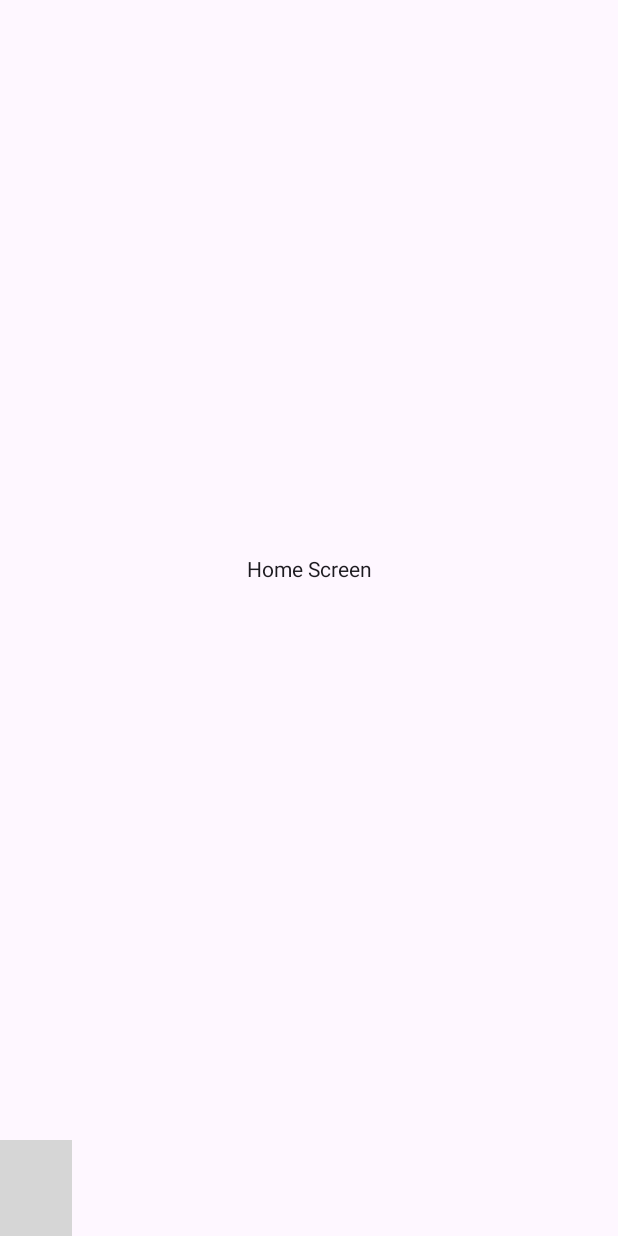
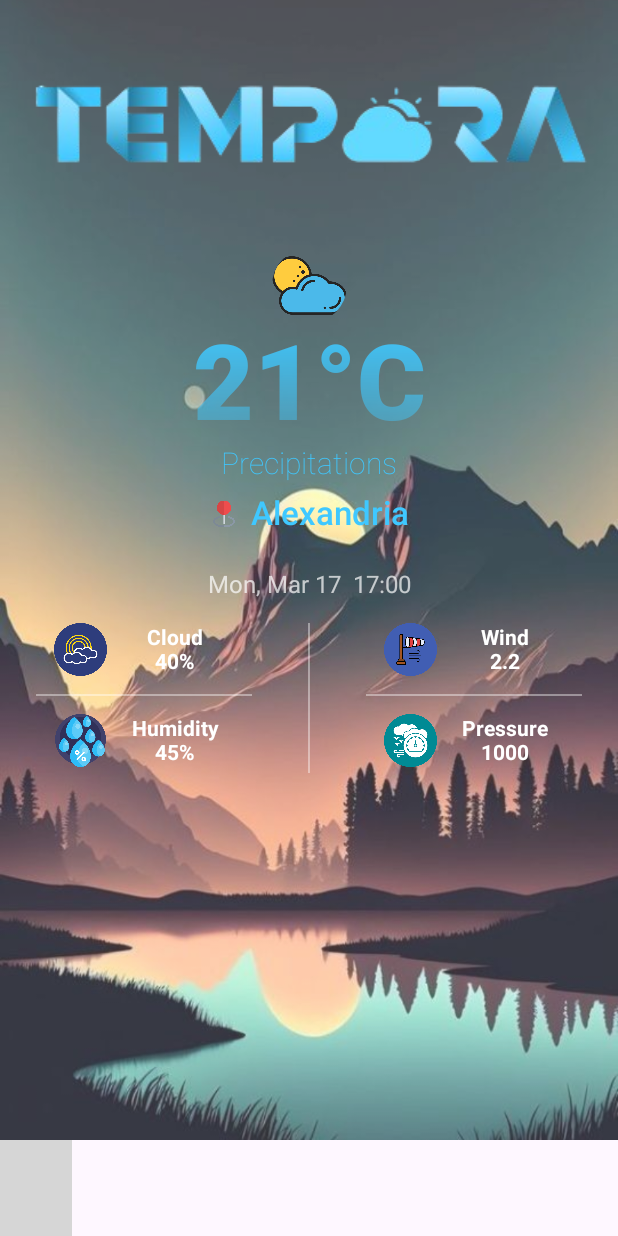
Before and after one commit to AdhamMohamed22/Tempora-Weather-Mobile-Application, an Android app built with Jetpack Compose: the screen it shows after launch (MainActivity), on a phone screen of 412 x 824 dp. Run offline under Robolectric (Android 15) with nearby library versions, the phone set to English and light mode, and no system bars; libraries missing offline, so code that uses them is left out: com.exyte.animatednavbar; 2 statements that could not run were skipped; grey boxes are pictures that could not be loaded.

Commit message:
HomeScreen UI Part 1

```diff
--- a/app/build.gradle.kts
+++ b/app/build.gradle.kts
@@ -50,6 +50,7 @@ dependencies {
     implementation(libs.androidx.ui.tooling.preview)
     implementation(libs.androidx.material3)
     implementation(libs.androidx.runtime.livedata)
+    implementation(libs.androidx.constraintlayout)
     testImplementation(libs.junit)
     androidTestImplementation(libs.androidx.junit)
     androidTestImplementation(libs.androidx.espresso.core)
@@ -58,6 +59,8 @@ dependencies {
     debugImplementation(libs.androidx.ui.tooling)
     debugImplementation(libs.androidx.ui.test.manifest)
 
+    //ConstrainLayout Compose
+    implementation ("androidx.constraintlayout:constraintlayout-compose:1.0.1")
     //Lottie
     implementation("com.airbnb.android:lottie-compose:6.1.0")
     //Animated Navigation Bar
--- a/app/src/main/java/com/example/tempora/MainActivity.kt
+++ b/app/src/main/java/com/example/tempora/MainActivity.kt
@@ -94,7 +94,7 @@ fun MainScreen() {
                             tint = if (selectedIndex == item.ordinal)
                                 colorResource(R.color.white)
                             else
-                                Color.LightGray
+                                colorResource(R.color.secondaryColor)
                         )
                     }
                 }
--- a/app/src/main/java/com/example/tempora/composables/home/HomeScreen.kt
+++ b/app/src/main/java/com/example/tempora/composables/home/HomeScreen.kt
@@ -1,18 +1,33 @@
 package com.example.tempora.composables.home
 
-import androidx.compose.foundation.layout.Arrangement
+import androidx.compose.foundation.Image
+import androidx.compose.foundation.layout.Box
 import androidx.compose.foundation.layout.Column
+import androidx.compose.foundation.layout.Spacer
 import androidx.compose.foundation.layout.fillMaxSize
-import androidx.compose.material3.Text
+import androidx.compose.foundation.layout.height
 import androidx.compose.runtime.Composable
 import androidx.compose.ui.Alignment
 import androidx.compose.ui.Modifier
-import androidx.lifecycle.ViewModelProvider
+import androidx.compose.ui.graphics.graphicsLayer
+import androidx.compose.ui.layout.ContentScale
+import androidx.compose.ui.res.painterResource
+import androidx.compose.ui.tooling.preview.Preview
+import androidx.compose.ui.unit.dp
 import androidx.lifecycle.viewmodel.compose.viewModel
+import com.example.tempora.R
+import com.example.tempora.composables.home.components.City
+import com.example.tempora.composables.home.components.IconWeatherStatus
+import com.example.tempora.composables.home.components.Logo
+import com.example.tempora.composables.home.components.TemperatureDegree
+import com.example.tempora.composables.home.components.WeatherDescription
+import com.example.tempora.composables.home.components.WeatherDetails
 import com.example.tempora.data.remote.RetrofitHelper
 import com.example.tempora.data.remote.WeatherRemoteDataSource
 import com.example.tempora.data.repository.Repository
 
+
+@Preview
 @Composable
 fun HomeScreen(){
 
@@ -23,11 +38,29 @@ fun HomeScreen(){
     val viewModel: HomeScreenViewModel = viewModel(factory = currentWeatherFactory)
     viewModel.getCurrentWeather()
 
-    Column(
-        modifier = Modifier.fillMaxSize(),
-        horizontalAlignment = Alignment.CenterHorizontally,
-        verticalArrangement = Arrangement.Center
-    ){
-        Text(text = "Home Screen")
+    Box(modifier = Modifier.fillMaxSize())
+    {
+        // Background Image
+        Image(
+            painter = painterResource(id = R.drawable.background),
+            contentDescription = "HomeScreen Background",
+            contentScale = ContentScale.Crop,
+            modifier = Modifier.fillMaxSize().graphicsLayer(alpha = 0.8f)
+        )
+        // Foreground UI elements
+        Column(
+            modifier = Modifier.fillMaxSize(),
+            horizontalAlignment = Alignment.CenterHorizontally
+        ) {
+            Logo()
+            Spacer(modifier = Modifier.height(8.dp))
+            IconWeatherStatus()
+            TemperatureDegree()
+            WeatherDescription()
+            Spacer(modifier = Modifier.height(8.dp))
+            City()
+            Spacer(modifier = Modifier.height(24.dp))
+            WeatherDetails(40, 45, "2.2", "1000", "Mon, Mar 17  17:00")
+        }
     }
 }
--- /dev/null
+++ b/app/src/main/java/com/example/tempora/composables/home/components/City.kt
@@ -0,0 +1,43 @@
+package com.example.tempora.composables.home.components
+
+import androidx.compose.foundation.Image
+import androidx.compose.foundation.layout.Arrangement
+import androidx.compose.foundation.layout.Column
+import androidx.compose.foundation.layout.Row
+import androidx.compose.foundation.layout.fillMaxWidth
+import androidx.compose.foundation.layout.height
+import androidx.compose.material3.MaterialTheme
+import androidx.compose.material3.Text
+import androidx.compose.runtime.Composable
+import androidx.compose.ui.Alignment
+import androidx.compose.ui.Modifier
+import androidx.compose.ui.layout.ContentScale
+import androidx.compose.ui.res.colorResource
+import androidx.compose.ui.res.painterResource
+import androidx.compose.ui.text.font.FontWeight
+import androidx.compose.ui.tooling.preview.Preview
+import androidx.compose.ui.unit.dp
+import com.example.tempora.R
+
+
+@Preview
+@Composable
+fun City(location: String = "Alexandria") {
+    Row(
+        horizontalArrangement = Arrangement.spacedBy(8.dp),
+        verticalAlignment = Alignment.CenterVertically
+    ) {
+        Image(
+            painter = painterResource(id = R.drawable.location_pin),
+            contentDescription = null,
+            modifier = Modifier.height(20.dp),
+            contentScale = ContentScale.FillHeight
+        )
+        Text(
+            text = location,
+            style = MaterialTheme.typography.titleLarge,
+            color = colorResource(R.color.primaryColor),
+            fontWeight = FontWeight.Medium
+        )
+    }
+}
--- /dev/null
+++ b/app/src/main/java/com/example/tempora/composables/home/components/IconWeatherStatus.kt
@@ -0,0 +1,26 @@
+package com.example.tempora.composables.home.components
+
+import androidx.compose.foundation.Image
+import androidx.compose.foundation.layout.size
+import androidx.compose.foundation.shape.CircleShape
+import androidx.compose.runtime.Composable
+import androidx.compose.ui.Modifier
+import androidx.compose.ui.draw.clip
+import androidx.compose.ui.layout.ContentScale
+import androidx.compose.ui.res.painterResource
+import androidx.compose.ui.tooling.preview.Preview
+import androidx.compose.ui.unit.dp
+import com.example.tempora.R
+
+@Preview
+@Composable
+fun IconWeatherStatus() {
+    Image(
+        painter = painterResource(id = R.drawable.weather_status),
+        contentDescription = "Icon Weather Status",
+        contentScale = ContentScale.Crop,
+        modifier = Modifier
+            .size(50.dp)
+            .clip(CircleShape)
+    )
+}
--- /dev/null
+++ b/app/src/main/java/com/example/tempora/composables/home/components/Logo.kt
@@ -0,0 +1,18 @@
+package com.example.tempora.composables.home.components
+
+import androidx.compose.foundation.Image
+import androidx.compose.runtime.Composable
+import androidx.compose.ui.layout.ContentScale
+import androidx.compose.ui.res.painterResource
+import androidx.compose.ui.tooling.preview.Preview
+import com.example.tempora.R
+
+@Preview
+@Composable
+fun Logo() {
+    Image(
+        painter = painterResource(id = R.drawable.tempora_transparent),
+        contentDescription = "Icon Weather Status",
+        contentScale = ContentScale.Crop
+    )
+}
--- /dev/null
+++ b/app/src/main/java/com/example/tempora/composables/home/components/ShadowModifier.kt
@@ -0,0 +1,47 @@
+package com.example.tempora.composables.home.components
+
+import androidx.compose.runtime.Stable
+import androidx.compose.ui.Modifier
+import androidx.compose.ui.draw.drawBehind
+import androidx.compose.ui.graphics.Color
+import androidx.compose.ui.graphics.Paint
+import androidx.compose.ui.graphics.drawscope.drawIntoCanvas
+import androidx.compose.ui.graphics.toArgb
+import androidx.compose.ui.unit.Dp
+import androidx.compose.ui.unit.dp
+
+@Stable
+fun Modifier.customShadow(
+    color: Color = Color.Black,
+    alpha: Float = 0.5f,
+    borderRadius: Dp = 0.dp,
+    shadowRadius: Dp = 0.dp,
+    offsetY: Dp = 0.dp,
+    offsetX: Dp = 0.dp
+) = drawBehind {
+
+    val shadowColor = color.copy(alpha = alpha).toArgb()
+    val transparent = color.copy(alpha = 0f).toArgb()
+
+    this.drawIntoCanvas {
+        val paint = Paint()
+        val frameworkPaint = paint.asFrameworkPaint()
+        frameworkPaint.color = transparent
+
+        frameworkPaint.setShadowLayer(
+            shadowRadius.toPx(),
+            offsetX.toPx(),
+            offsetY.toPx(),
+            shadowColor
+        )
+        it.drawRoundRect(
+            0f,
+            0f,
+            this.size.width,
+            this.size.height,
+            borderRadius.toPx(),
+            borderRadius.toPx(),
+            paint
+        )
+    }
+}
--- /dev/null
+++ b/app/src/main/java/com/example/tempora/composables/home/components/TemperatureDegree.kt
@@ -0,0 +1,33 @@
+package com.example.tempora.composables.home.components
+
+import androidx.compose.foundation.layout.padding
+import androidx.compose.material3.Text
+import androidx.compose.runtime.Composable
+import androidx.compose.ui.Modifier
+import androidx.compose.ui.graphics.Brush
+import androidx.compose.ui.graphics.Color
+import androidx.compose.ui.res.colorResource
+import androidx.compose.ui.text.TextStyle
+import androidx.compose.ui.text.font.FontWeight
+import androidx.compose.ui.tooling.preview.Preview
+import androidx.compose.ui.unit.dp
+import androidx.compose.ui.unit.sp
+import com.example.tempora.R
+
+
+@Preview
+@Composable
+fun TemperatureDegree(degree: String = "21°C") {
+    Text(
+        text = degree,
+        letterSpacing = 0.sp,
+        style = TextStyle(
+            brush = Brush.verticalGradient(
+                0f to colorResource(R.color.primaryColor),
+                1f to colorResource(R.color.primaryColor).copy(alpha = 0.3f)
+            ),
+            fontSize = 70.sp,
+            fontWeight = FontWeight.Black
+        ),
+    )
+}
--- /dev/null
+++ b/app/src/main/java/com/example/tempora/composables/home/components/WeatherDescription.kt
@@ -0,0 +1,20 @@
+package com.example.tempora.composables.home.components
+
+import androidx.compose.material3.Text
+import androidx.compose.runtime.Composable
+import androidx.compose.ui.res.colorResource
+import androidx.compose.ui.text.font.FontWeight
+import androidx.compose.ui.tooling.preview.Preview
+import androidx.compose.ui.unit.sp
+import com.example.tempora.R
+
+@Preview
+@Composable
+fun WeatherDescription(description: String = "Precipitations") {
+    Text(
+        text = description,
+        fontSize = 20.sp,
+        color = colorResource(R.color.primaryColor),
+        fontWeight = FontWeight.Thin
+    )
+}
--- /dev/null
+++ b/app/src/main/java/com/example/tempora/composables/home/components/WeatherDetails.kt
@@ -0,0 +1,115 @@
+package com.example.tempora.composables.home.components
+
+import androidx.compose.foundation.Image
+import androidx.compose.foundation.background
+import androidx.compose.foundation.layout.Arrangement
+import androidx.compose.foundation.layout.Box
+import androidx.compose.foundation.layout.Column
+import androidx.compose.foundation.layout.Row
+import androidx.compose.foundation.layout.Spacer
+import androidx.compose.foundation.layout.fillMaxWidth
+import androidx.compose.foundation.layout.height
+import androidx.compose.foundation.layout.padding
+import androidx.compose.foundation.layout.size
+import androidx.compose.foundation.layout.width
+import androidx.compose.material3.Divider
+import androidx.compose.material3.Text
+import androidx.compose.runtime.Composable
+import androidx.compose.ui.Alignment
+import androidx.compose.ui.Modifier
+import androidx.compose.ui.graphics.Color
+import androidx.compose.ui.res.painterResource
+import androidx.compose.ui.text.font.FontWeight
+import androidx.compose.ui.unit.dp
+import androidx.compose.ui.unit.sp
+import com.example.tempora.R
+
+
+@Composable
+fun WeatherDetails(
+    cloud: Int,
+    humidity: Int,
+    windSpeed: String,
+    pressure: String,
+    date: String
+) {
+    Column(horizontalAlignment = Alignment.CenterHorizontally) {
+        Text(
+            text = date,
+            color = Color.White.copy(alpha = 0.7f),
+            fontSize = 16.sp
+        )
+        Spacer(modifier = Modifier.height(16.dp))
+
+        Row(
+            modifier = Modifier
+                .fillMaxWidth()
+                .padding(horizontal = 16.dp),
+            horizontalArrangement = Arrangement.SpaceBetween
+        ) {
+            Column(horizontalAlignment = Alignment.CenterHorizontally) {
+                WeatherDetailItem(
+                    icon = R.drawable.clouds,
+                    label = "Cloud",
+                    value = "$cloud%"
+                )
+                Spacer(modifier = Modifier.height(12.dp))
+                Divider(
+                    modifier = Modifier
+                        .width(160.dp)
+                        .padding(horizontal = 8.dp),
+                    thickness = 1.dp,
+                    color = Color.White.copy(alpha = 0.4f)
+                )
+                Spacer(modifier = Modifier.height(12.dp))
+                WeatherDetailItem(
+                    icon = R.drawable.humidity,
+                    label = "Humidity",
+                    value = "$humidity%"
+                )
+            }
+
+            Box(
+                modifier = Modifier
+                    .width(1.dp)
+                    .height(100.dp)
+                    .background(Color.White.copy(alpha = 0.4f))
+            )
+
+            Column(horizontalAlignment = Alignment.CenterHorizontally) {
+                WeatherDetailItem(icon = R.drawable.wind, label = "Wind", value = windSpeed)
+                Spacer(modifier = Modifier.height(12.dp))
+                Divider(
+                    modifier = Modifier
+                        .width(160.dp)
+                        .padding(horizontal = 8.dp),
+                    thickness = 1.dp,
+                    color = Color.White.copy(alpha = 0.4f)
+                )
+                Spacer(modifier = Modifier.height(12.dp))
+                WeatherDetailItem(icon = R.drawable.pressure, label = "Pressure", value = pressure)
+            }
+        }
+    }
+}
+
+@Composable
+fun WeatherDetailItem(icon: Int, label: String, value: String) {
+    Row(
+        verticalAlignment = Alignment.CenterVertically
+    ) {
+        Image(
+            painter = painterResource(icon),
+            contentDescription = label,
+            modifier = Modifier.size(35.dp)
+        )
+        Spacer(modifier = Modifier.width(5.dp))
+        Column(
+            modifier = Modifier.width(80.dp), // Ensuring consistent text width
+            horizontalAlignment = Alignment.CenterHorizontally // Align text to the start)
+        ){
+            Text(text = label, color = Color.White, fontSize = 14.sp, fontWeight = FontWeight.Bold)
+            Text(text = value, color = Color.White, fontSize = 14.sp, fontWeight = FontWeight.Bold)
+        }
+    }
+}
--- a/app/src/main/res/values/colors.xml
+++ b/app/src/main/res/values/colors.xml
@@ -8,5 +8,6 @@
     <color name="black">#FF000000</color>
     <color name="white">#FFFFFFFF</color>
 
-    <color name="primaryColor">#3fc8ff</color>
+    <color name="primaryColor">#3FC8FF</color>
+    <color name="secondaryColor">#D7D7D7</color>
 </resources>
--- a/gradle/libs.versions.toml
+++ b/gradle/libs.versions.toml
@@ -9,6 +9,7 @@ lifecycleRuntimeKtx = "2.8.7"
 activityCompose = "1.10.1"
 composeBom = "2024.09.00"
 runtimeLivedata = "1.7.8"
+constraintlayout = "2.2.1"
 
 [libraries]
 androidx-core-ktx = { group = "androidx.core", name = "core-ktx", version.ref = "coreKtx" }
@@ -26,6 +27,7 @@ androidx-ui-test-manifest = { group = "androidx.compose.ui", name = "ui-test-man
 androidx-ui-test-junit4 = { group = "androidx.compose.ui", name = "ui-test-junit4" }
 androidx-material3 = { group = "androidx.compose.material3", name = "material3" }
 androidx-runtime-livedata = { group = "androidx.compose.runtime", name = "runtime-livedata", version.ref = "runtimeLivedata" }
+androidx-constraintlayout = { group = "androidx.constraintlayout", name = "constraintlayout", version.ref = "constraintlayout" }
 
 [plugins]
 android-application = { id = "com.android.application", version.ref = "agp" }
```
Also changed, not shown: app/src/main/res/drawable/background.jpg (added), app/src/main/res/drawable/clouds.png (added), app/src/main/res/drawable/humidity.png (added), app/src/main/res/drawable/location_pin.png (added), app/src/main/res/drawable/pressure.png (added), app/src/main/res/drawable/tempora_transparent.png (added), app/src/main/res/drawable/weather_status.png (added), app/src/main/res/drawable/wind.jpg (added).
